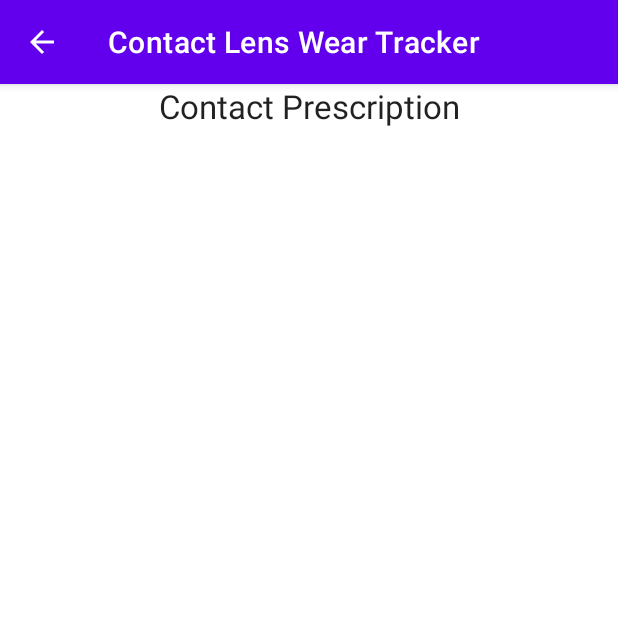
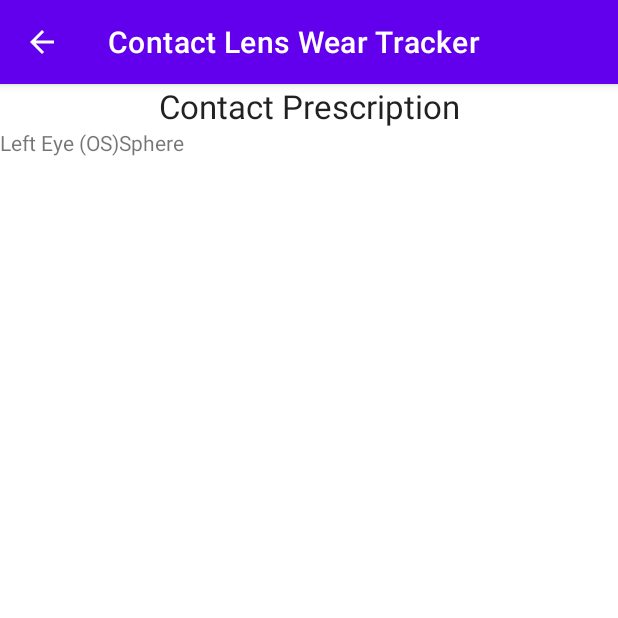
Before and after one commit to biddlecom/ContactLensWearTracker, an Android app: the Prescription screen opened directly, with no data from a screen before it, on a phone screen of 412 x 824 dp, the top half of it. Run offline under Robolectric (Android 15) with nearby library versions, the phone set to English and light mode, and no system bars.

Commit message:
Delete Privacy Policy Activity
-delete Privacy Policy activity (Java and XML).
-delete intent to Privacy Policy in Main Activity.
-add internet browser check and intent to Privacy
Policy webpage in Main Activity.
-begin build Prescription layout.
-add strings for prescription layout.

```diff
--- a/app/src/main/AndroidManifest.xml
+++ b/app/src/main/AndroidManifest.xml
@@ -13,10 +13,6 @@
         android:theme="@style/Theme.ContactLensWearTracker">
         <activity
             android:name=".Prescription"
-            android:exported="false"
-            android:parentActivityName=".MainActivity" />
-        <activity
-            android:name=".PrivacyPolicy"
             android:exported="false"
             android:parentActivityName=".MainActivity" />
         <activity
--- a/app/src/main/res/layout/activity_prescription.xml
+++ b/app/src/main/res/layout/activity_prescription.xml
@@ -18,6 +18,22 @@
             android:textAppearance="@style/TextAppearance.AppCompat.Large"
             android:gravity="center"/>
 
+        <TextView
+            android:id="@+id/prescription_left_eye_title"
+            android:layout_width="wrap_content"
+            android:layout_height="wrap_content"
+            android:text="@string/prescription_left_eye_title"
+            app:layout_constraintStart_toStartOf="parent"
+            app:layout_constraintTop_toBottomOf="@+id/prescription_contact_rx" />
+
+        <TextView
+            android:id="@+id/prescription_left_sphere_title"
+            android:layout_width="wrap_content"
+            android:layout_height="wrap_content"
+            android:text="@string/prescription_sphere_title"
+            app:layout_constraintStart_toEndOf="@+id/prescription_left_eye_title"
+            app:layout_constraintTop_toTopOf="@+id/prescription_left_eye_title" />
+
 
     </androidx.constraintlayout.widget.ConstraintLayout>
 
--- a/app/src/main/res/values/dimens.xml
+++ b/app/src/main/res/values/dimens.xml
@@ -19,7 +19,7 @@
     <dimen name="main_plus_button_margin_start">12dp</dimen>
     <dimen name="main_reset_button_margin_top">12dp</dimen>
 
-    <!--activity_credits.xml -->
+    <!-- activity_credits.xml -->
     <dimen name="credits_logo_image_width_height">200dp</dimen>
     <dimen name="credits_logo_image_margin_top">12dp</dimen>
     <dimen name="credits_logo_image_margin_bottom">16dp</dimen>
--- a/app/src/main/res/values/strings.xml
+++ b/app/src/main/res/values/strings.xml
@@ -38,4 +38,10 @@
 
     <!-- Prescription -->
     <string name="prescription_contacts_rx_title">Contact Prescription</string>
+    <string name="prescription_left_eye_title">Left Eye (OS)</string>
+    <string name="prescription_sphere_title">Sphere</string>
+    <string name="prescription_cylinder_title">Cylinder</string>
+    <string name="prescription_axis_title">Axis</string>
+    <string name="prescription_prism_title">Prism</string>
+    <string name="prescription_base_title">Base</string>
 </resources>
```
Also changed, not shown: app/src/main/java/com/danielbiddlecom/contactlensweartracker/MainActivity.java (+16 -3 lines), app/src/main/java/com/danielbiddlecom/contactlensweartracker/PrivacyPolicy.java (deleted, +0 -64 lines), app/src/main/res/layout/activity_privacy_policy.xml (deleted, +0 -14 lines).
